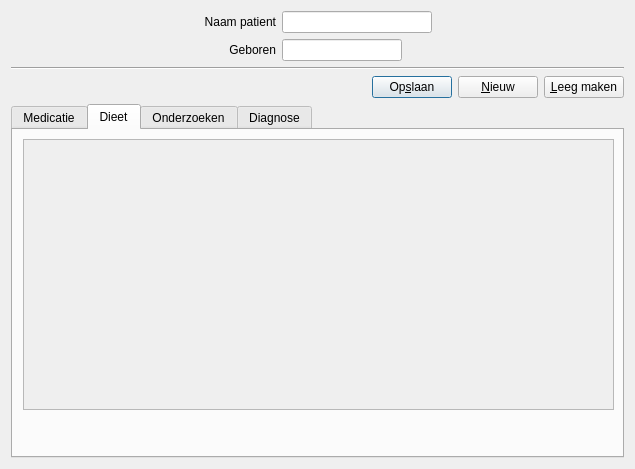
Before: the Qt Designer form src/carereport/views/formhandle.ui in Mholscher/carereport, drawn with Qt 5.
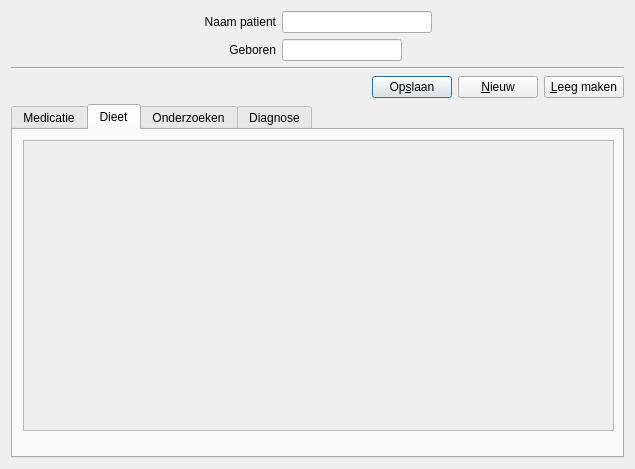
After: the same form once the commit is applied.

```diff
--- a/src/carereport/views/formhandle.ui
+++ b/src/carereport/views/formhandle.ui
@@ -252,17 +252,20 @@
        <property name="geometry">
         <rect>
          <x>10</x>
-         <y>9</y>
+         <y>10</y>
          <width>591</width>
-         <height>271</height>
+         <height>291</height>
         </rect>
        </property>
        <property name="sizePolicy">
         <sizepolicy hsizetype="Expanding" vsizetype="Expanding">
-         <horstretch>1</horstretch>
-         <verstretch>1</verstretch>
+         <horstretch>0</horstretch>
+         <verstretch>0</verstretch>
         </sizepolicy>
        </property>
+       <property name="sizeAdjustPolicy">
+        <enum>QAbstractScrollArea::AdjustToContents</enum>
+       </property>
        <property name="widgetResizable">
         <bool>true</bool>
        </property>
@@ -272,9 +275,21 @@
           <x>0</x>
           <y>0</y>
           <width>589</width>
-          <height>269</height>
+          <height>289</height>
          </rect>
         </property>
+        <property name="sizePolicy">
+         <sizepolicy hsizetype="MinimumExpanding" vsizetype="MinimumExpanding">
+          <horstretch>2</horstretch>
+          <verstretch>2</verstretch>
+         </sizepolicy>
+        </property>
+        <property name="minimumSize">
+         <size>
+          <width>589</width>
+          <height>269</height>
+         </size>
+        </property>
         <layout class="QVBoxLayout" name="verticalLayout_3">
          <item>
           <layout class="QVBoxLayout" name="verticalLayoutDiet"/>
```
Left out of the diff: 6 changed lines with no effect on the pictures.
